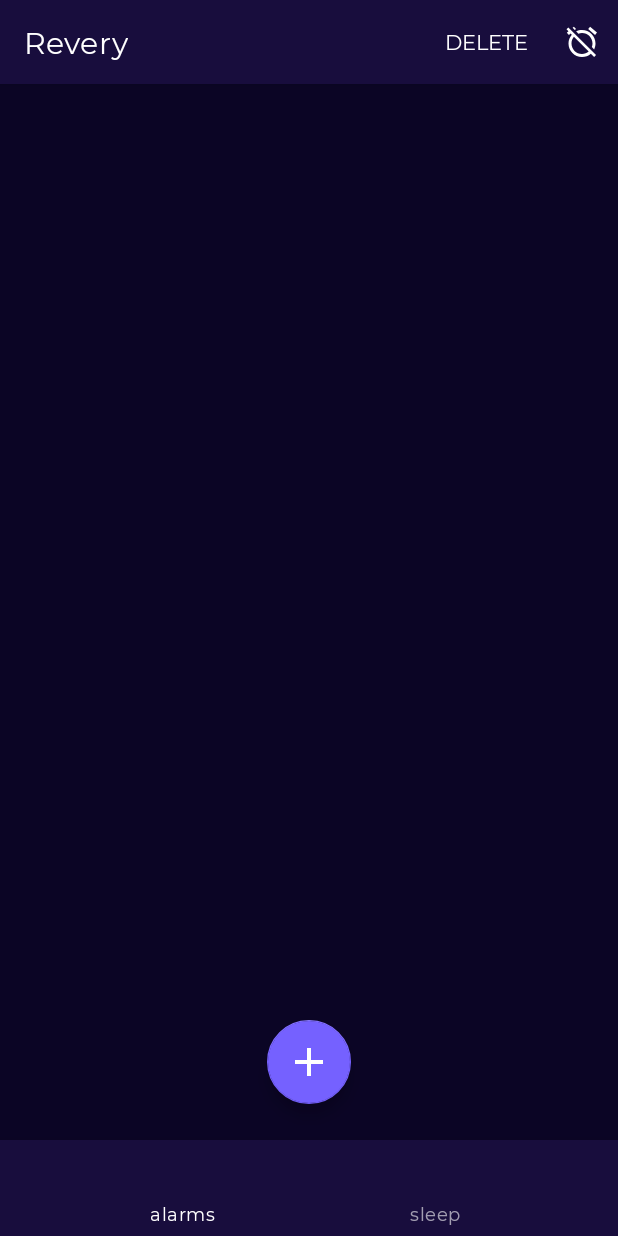
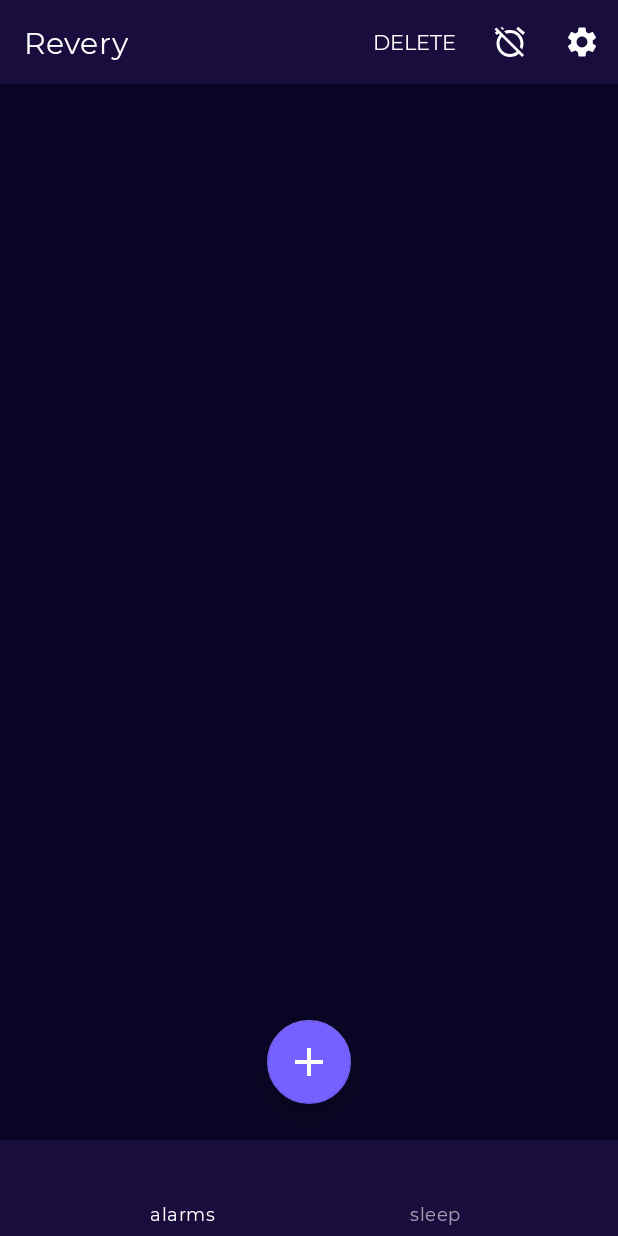
Before and after one commit to pghazal/revery, an Android app: the screen it shows after launch (MainActivity), on a phone screen of 412 x 824 dp. Run offline under Robolectric (Android 15) with nearby library versions, the phone set to English and light mode, and no system bars; our stand-ins replace Room's generated code; 1 statement that could not run was skipped.

Commit message:
Create Settings screen (layout only)

```diff
--- /dev/null
+++ b/app/src/main/res/drawable/ic_settings.xml
@@ -0,0 +1,10 @@
+<vector xmlns:android="http://schemas.android.com/apk/res/android"
+    android:width="24dp"
+    android:height="24dp"
+    android:tint="#FFFFFF"
+    android:viewportWidth="24"
+    android:viewportHeight="24">
+    <path
+        android:fillColor="@android:color/white"
+        android:pathData="M19.14,12.94c0.04,-0.3 0.06,-0.61 0.06,-0.94c0,-0.32 -0.02,-0.64 -0.07,-0.94l2.03,-1.58c0.18,-0.14 0.23,-0.41 0.12,-0.61l-1.92,-3.32c-0.12,-0.22 -0.37,-0.29 -0.59,-0.22l-2.39,0.96c-0.5,-0.38 -1.03,-0.7 -1.62,-0.94L14.4,2.81c-0.04,-0.24 -0.24,-0.41 -0.48,-0.41h-3.84c-0.24,0 -0.43,0.17 -0.47,0.41L9.25,5.35C8.66,5.59 8.12,5.92 7.63,6.29L5.24,5.33c-0.22,-0.08 -0.47,0 -0.59,0.22L2.74,8.87C2.62,9.08 2.66,9.34 2.86,9.48l2.03,1.58C4.84,11.36 4.8,11.69 4.8,12s0.02,0.64 0.07,0.94l-2.03,1.58c-0.18,0.14 -0.23,0.41 -0.12,0.61l1.92,3.32c0.12,0.22 0.37,0.29 0.59,0.22l2.39,-0.96c0.5,0.38 1.03,0.7 1.62,0.94l0.36,2.54c0.05,0.24 0.24,0.41 0.48,0.41h3.84c0.24,0 0.44,-0.17 0.47,-0.41l0.36,-2.54c0.59,-0.24 1.13,-0.56 1.62,-0.94l2.39,0.96c0.22,0.08 0.47,0 0.59,-0.22l1.92,-3.32c0.12,-0.22 0.07,-0.47 -0.12,-0.61L19.14,12.94zM12,15.6c-1.98,0 -3.6,-1.62 -3.6,-3.6s1.62,-3.6 3.6,-3.6s3.6,1.62 3.6,3.6S13.98,15.6 12,15.6z" />
+</vector>
--- a/app/src/main/res/menu/menu_alarms.xml
+++ b/app/src/main/res/menu/menu_alarms.xml
@@ -13,4 +13,11 @@
         android:title="@string/menu_disable_all_alarms"
         android:visible="true"
         app:showAsAction="ifRoom" />
+
+    <item
+        android:id="@+id/menu_alarms_settings"
+        android:icon="@drawable/ic_settings"
+        android:title="@string/menu_settings"
+        android:visible="true"
+        app:showAsAction="ifRoom" />
 </menu>
```
Also changed, not shown: app/src/main/java/com/pghaz/revery/alarm/ListAlarmsFragment.kt (+14 -0 lines), app/src/main/java/com/pghaz/revery/settings/SettingsFragment.kt (added, +31 -0 lines), app/src/main/res/layout/fragment_settings.xml (added, +69 -0 lines), app/src/main/res/values/strings.xml (+21 -0 lines), app/src/main/res/values/styles.xml (+8 -0 lines).
